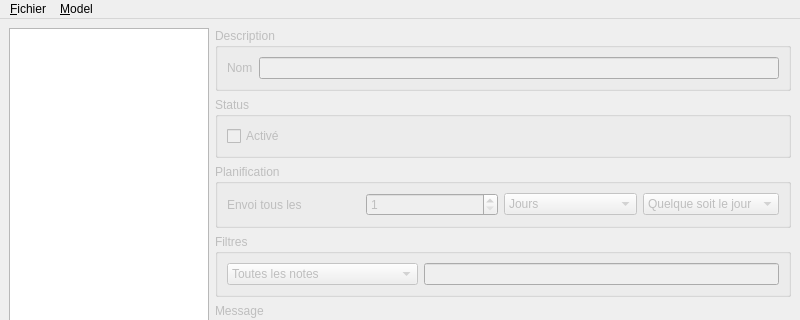
First picture: the form in application/ui/mail_scheduler_window.ui, repository nils-van-zuijlen/Enibar, before the edit; both pictures show x 0 to 800 and y 0 to 320 of the 800 by 600 pixel window.
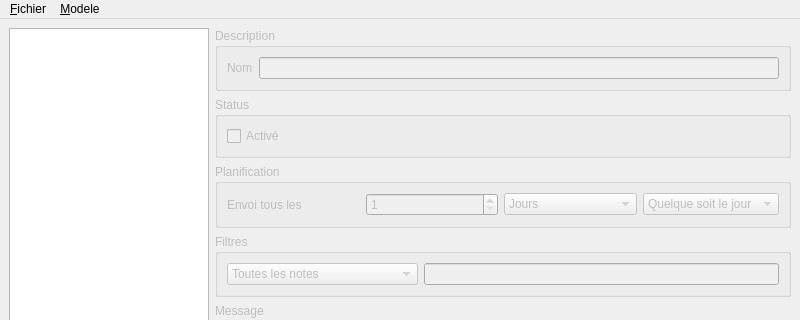
Second picture: the form after the edit. Custom widgets are drawn as their Qt base class.

Diff of the .ui file:
```diff
--- a/application/ui/mail_scheduler_window.ui
+++ b/application/ui/mail_scheduler_window.ui
@@ -301,7 +301,7 @@
      <x>0</x>
      <y>0</y>
      <width>800</width>
-     <height>19</height>
+     <height>15</height>
     </rect>
    </property>
    <widget class="QMenu" name="menuFichier">
@@ -313,7 +313,7 @@
    </widget>
    <widget class="QMenu" name="menuModel">
     <property name="title">
-     <string>&amp;Model</string>
+     <string>&amp;Modele</string>
     </property>
     <addaction name="save_model"/>
     <addaction name="load_model"/>
```
Left out of the diff: 4 changed lines with no effect on the pictures.
